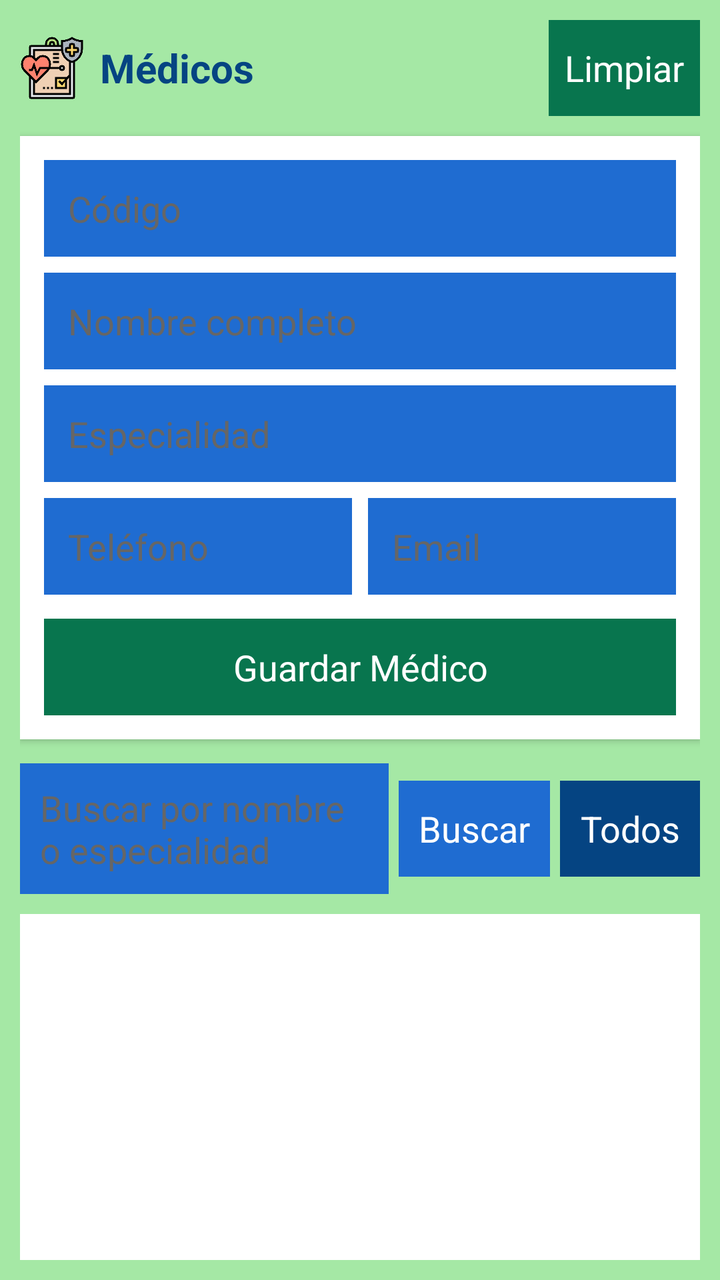
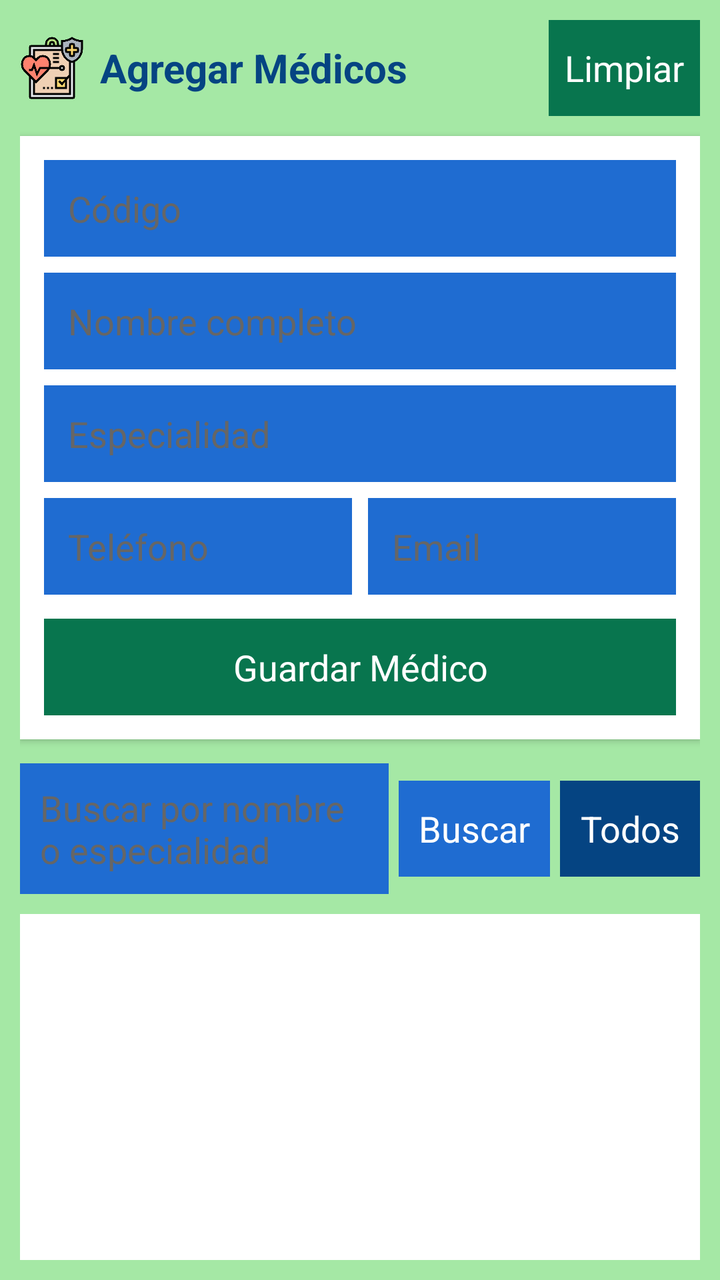

An Android layout rendered at two revisions. The XML below is the earlier revision; the diff shows what the commit changed to produce the second picture.
<!-- AndroidManifest.xml: application theme android:Theme.Holo.Light -->
<!-- res/layout/activity_medicos.xml -->
<?xml version="1.0" encoding="utf-8"?>
<LinearLayout xmlns:android="http://schemas.android.com/apk/res/android"
    android:layout_width="match_parent"
    android:layout_height="match_parent"
    android:background="#A5E8A5"
    android:orientation="vertical"
    android:padding="10dp" >

    
    <LinearLayout
        android:layout_width="match_parent"
        android:layout_height="wrap_content"
        android:orientation="horizontal"
        android:gravity="center_vertical">

        <ImageView
            android:layout_width="32dp"
            android:layout_height="32dp"
            android:src="@drawable/medicos"
            android:contentDescription="Logo Médicos"/>

        <TextView
            android:layout_width="wrap_content"
            android:layout_height="wrap_content"
            android:text="Médicos"
            android:textSize="20sp"
            android:textStyle="bold"
            android:textColor="#054482"
            android:layout_marginStart="8dp"/>

        <View 
            android:layout_width="0dp" 
            android:layout_height="1dp" 
            android:layout_weight="1"/>

        <Button
            android:id="@+id/btnLimpiar"
            android:layout_width="wrap_content"
            android:layout_height="wrap_content"
            android:text="Limpiar"
            android:textColor="#FFFFFF"
            android:background="#08754E"
            android:padding="8dp"/>
    </LinearLayout>

    
    <LinearLayout
        android:layout_width="match_parent"
        android:layout_height="wrap_content"
        android:layout_marginTop="10dp"
        android:background="#FFFFFF"
        android:orientation="vertical"
        android:padding="12dp"
        android:elevation="2dp">

        <EditText
            android:id="@+id/etCodigo"
            android:layout_width="match_parent"
            android:layout_height="wrap_content"
            android:background="#F0F4F8"
            android:backgroundTint="#1F6CD1"
            android:hint="Código"
            android:inputType="text"
            android:padding="12dp"
            android:textColor="#08274F"
            android:textColorHint="#666666" />

        <EditText
            android:id="@+id/etNombre"
            android:layout_width="match_parent"
            android:layout_height="wrap_content"
            android:hint="Nombre completo"
            android:inputType="text"
            android:padding="12dp"
            android:layout_marginTop="8dp"
            android:textColor="#08274F"
            android:textColorHint="#666666"
            android:background="#F0F4F8"
            android:backgroundTint="#1F6CD1"/>

        <EditText
            android:id="@+id/etEspecialidad"
            android:layout_width="match_parent"
            android:layout_height="wrap_content"
            android:hint="Especialidad"
            android:inputType="text"
            android:padding="12dp"
            android:layout_marginTop="8dp"
            android:textColor="#08274F"
            android:textColorHint="#666666"
            android:background="#F0F4F8"
            android:backgroundTint="#1F6CD1"/>

        <LinearLayout
            android:layout_width="match_parent"
            android:layout_height="wrap_content"
            android:orientation="horizontal"
            android:layout_marginTop="8dp">

            <EditText
                android:id="@+id/etTelefono"
                android:layout_width="0dp"
                android:layout_height="wrap_content"
                android:layout_weight="1"
                android:hint="Teléfono"
                android:inputType="phone"
                android:padding="12dp"
                android:textColor="#08274F"
                android:textColorHint="#666666"
                android:background="#F0F4F8"
                android:backgroundTint="#1F6CD1"/>

            <EditText
                android:id="@+id/etEmail"
                android:layout_width="0dp"
                android:layout_height="wrap_content"
                android:layout_weight="1"
                android:layout_marginLeft="8dp"
                android:hint="Email"
                android:inputType="textEmailAddress"
                android:padding="12dp"
                android:textColor="#08274F"
                android:textColorHint="#666666"
                android:background="#F0F4F8"
                android:backgroundTint="#1F6CD1"/>
        </LinearLayout>

        <Button
            android:id="@+id/btnGuardar"
            android:layout_width="match_parent"
            android:layout_height="wrap_content"
            android:text="Guardar Médico"
            android:textColor="#FFFFFF"
            android:background="#08754E"
            android:padding="12dp"
            android:layout_marginTop="12dp"/>
    </LinearLayout>

    
    <LinearLayout
        android:layout_width="match_parent"
        android:layout_height="wrap_content"
        android:orientation="horizontal"
        android:layout_marginTop="12dp">

        <EditText
            android:id="@+id/etBuscar"
            android:layout_width="0dp"
            android:layout_height="wrap_content"
            android:layout_weight="1"
            android:hint="Buscar por nombre o especialidad"
            android:padding="10dp"
            android:textColor="#08274F"
            android:textColorHint="#666666"
            android:background="#F0F4F8"
            android:backgroundTint="#1F6CD1"/>

        <Button
            android:id="@+id/btnBuscar"
            android:layout_width="wrap_content"
            android:layout_height="wrap_content"
            android:text="Buscar"
            android:textColor="#FFFFFF"
            android:background="#1F6CD1"
            android:padding="10dp"
            android:layout_marginLeft="5dp"/>

        <Button
            android:id="@+id/btnListar"
            android:layout_width="wrap_content"
            android:layout_height="wrap_content"
            android:text="Todos"
            android:textColor="#FFFFFF"
            android:background="#054482"
            android:padding="10dp"
            android:layout_marginLeft="5dp"/>
    </LinearLayout>

    
    <ListView
        android:id="@+id/lvMedicos"
        android:layout_width="match_parent"
        android:layout_height="0dp"
        android:layout_weight="1"
        android:layout_marginTop="10dp"
        android:background="#FFFFFF"
        android:padding="5dp"/>

</LinearLayout>
<!-- resources referenced by this layout -->
<resources>
  <!-- drawable medicos: png bitmap (drawable-ldpi, 23468 bytes) -->
</resources>

<!-- the commit's change to res/layout/activity_medicos.xml (unified diff, before → after) -->
@@ -22,7 +22,7 @@
         <TextView
             android:layout_width="wrap_content"
             android:layout_height="wrap_content"
-            android:text="Médicos"
+            android:text="Agregar Médicos"
             android:textSize="20sp"
             android:textStyle="bold"
             android:textColor="#054482"
